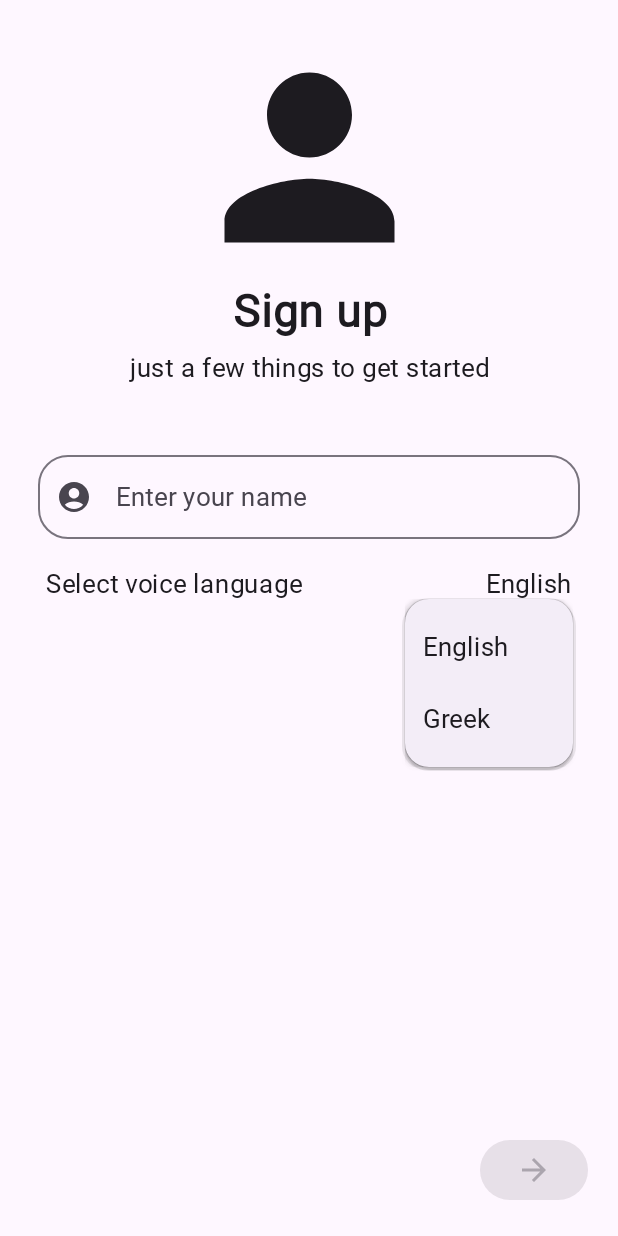
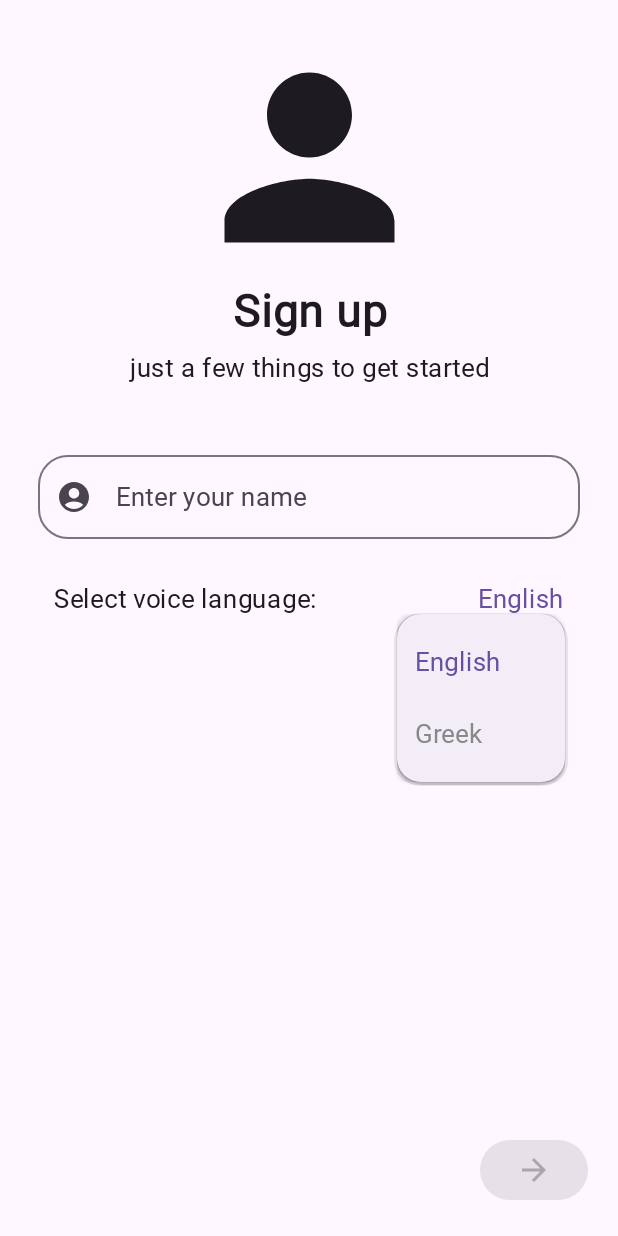
Before and after one commit to klokidis/Onpa, an Android app built with Jetpack Compose: the composable SignUp shown on its own in the app's theme, after a tap on "English", on a phone screen of 412 x 824 dp. Run offline under Robolectric (Android 15) with nearby library versions, the phone set to English and light mode, and no system bars; Roboto replaces fonts that are not available here.

Commit message:
improve starting ui

```diff
--- a/app/src/main/java/com/example/ptyxiakh/ui/SignUp.kt
+++ b/app/src/main/java/com/example/ptyxiakh/ui/SignUp.kt
@@ -35,6 +35,7 @@ import androidx.compose.runtime.saveable.rememberSaveable
 import androidx.compose.runtime.setValue
 import androidx.compose.ui.Alignment
 import androidx.compose.ui.Modifier
+import androidx.compose.ui.graphics.Color
 import androidx.compose.ui.res.stringResource
 import androidx.compose.ui.text.input.ImeAction
 import androidx.compose.ui.text.style.TextAlign
@@ -123,7 +124,7 @@ fun SignUp(
         Row(
             modifier = Modifier
                 .fillMaxWidth()
-                .padding(top = 20.dp, start = 30.dp, end = 30.dp, bottom = 5.dp)
+                .padding(top = 30.dp, start = 35.dp, end = 35.dp, bottom = 5.dp)
         ) {
             Text(
                 text = stringResource(R.string.select_language),
@@ -141,6 +142,7 @@ fun SignUp(
                     } else {
                         stringResource(R.string.gr)
                     },
+                    color = MaterialTheme.colorScheme.primary,
                     style = MaterialTheme.typography.bodyMedium
                 )
                 DropdownMenu(
@@ -162,6 +164,11 @@ fun SignUp(
                                                 stringResource(R.string.eng)
                                             } else {
                                                 stringResource(R.string.gr)
+                                            },
+                                            color = if (selectedLanguage == language) {
+                                                MaterialTheme.colorScheme.primary
+                                            } else {
+                                                Color.Gray
                                             },
                                             style = MaterialTheme.typography.bodyMedium
                                         )
--- a/app/src/main/res/values/strings.xml
+++ b/app/src/main/res/values/strings.xml
@@ -26,7 +26,7 @@
     <string name="create_account">Create account</string>
     <string name="category">Category</string>
     <string name="value">Value</string>
-    <string name="select_language">Select voice language</string>
+    <string name="select_language">Select voice language:</string>
     <string name="eng">English</string>
     <string name="gr">Greek</string>
 </resources>
```
Also changed, not shown: app/src/main/java/com/example/ptyxiakh/ui/UserDetailsScreen.kt (+8 -8 lines).
